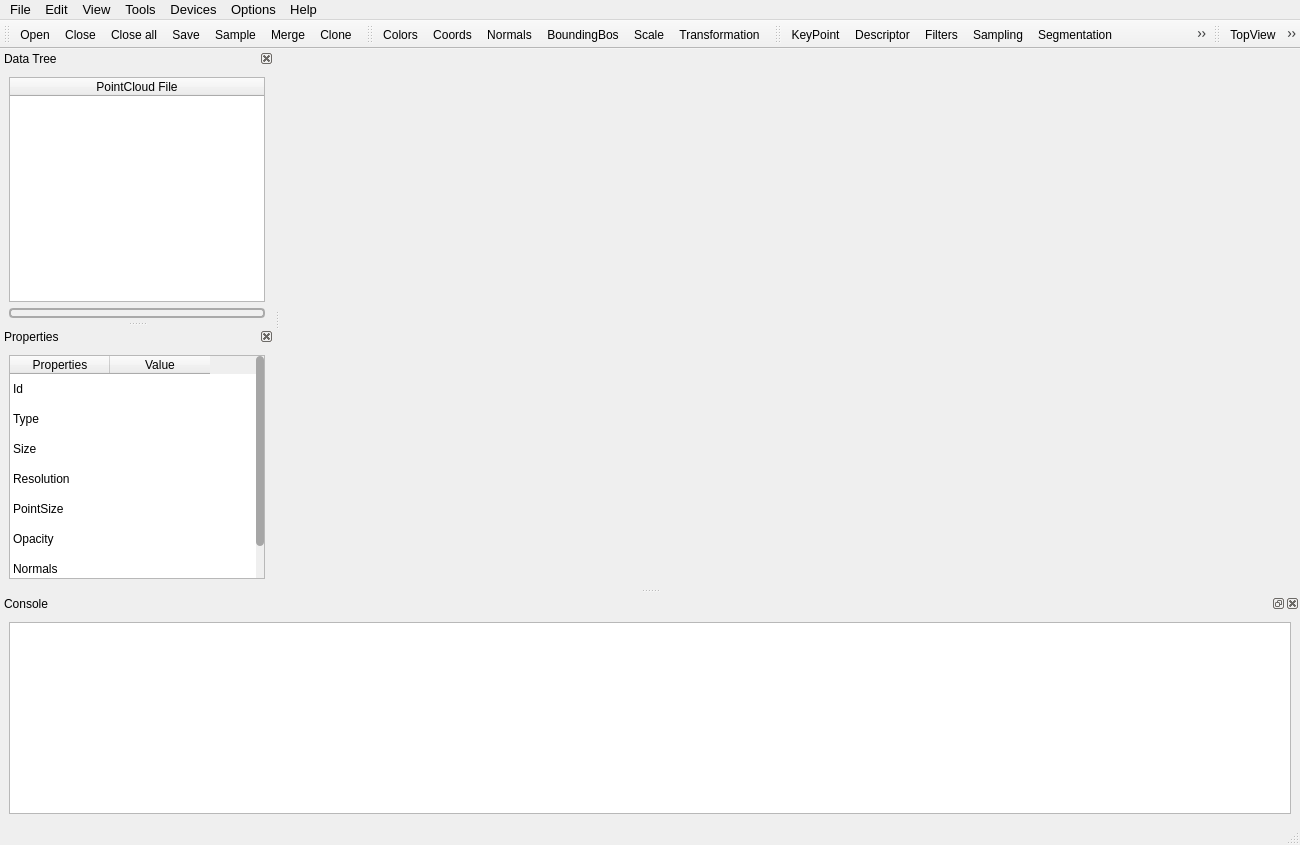
Before: the Qt Designer form cloudtool/mainwindow.ui in Libaocheng3811/CloudTool2, drawn with Qt 5.
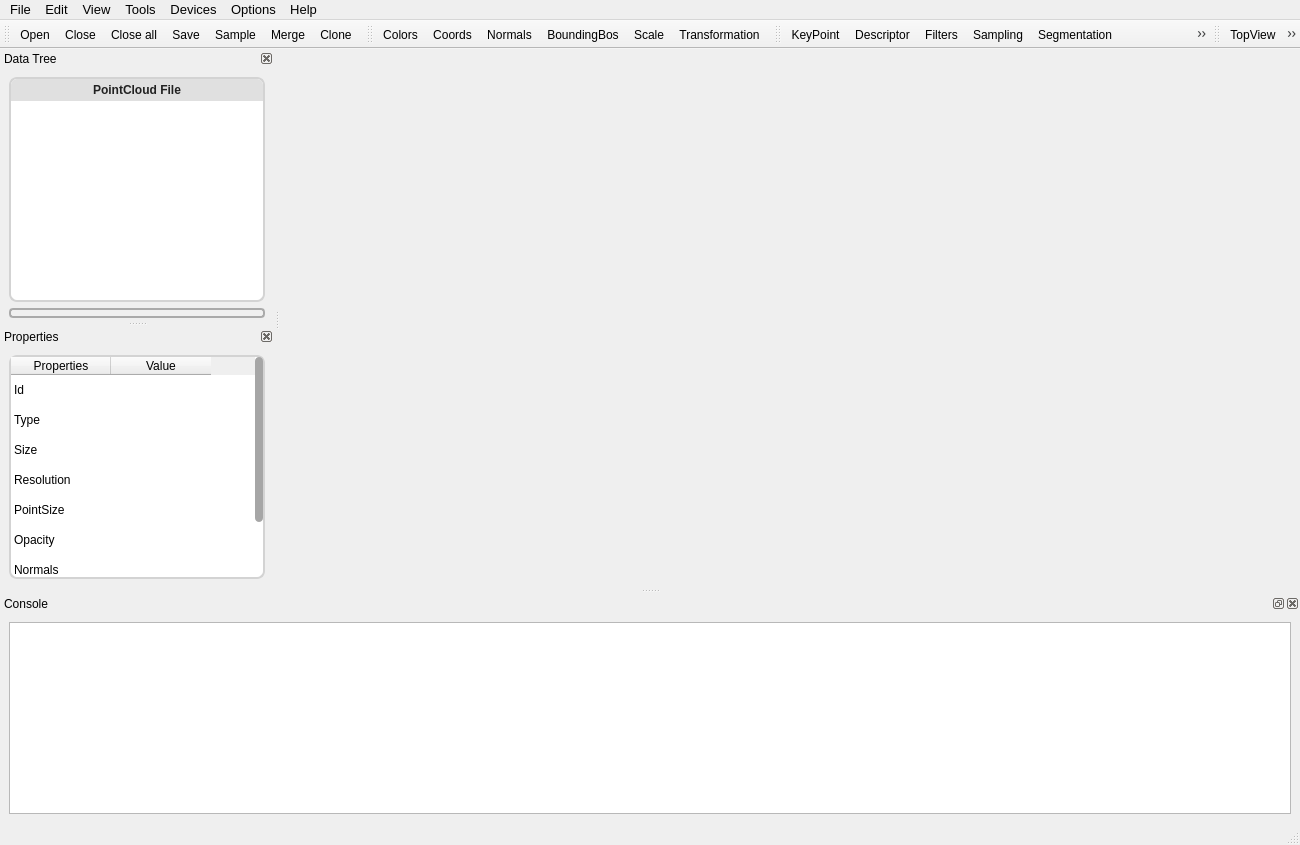
After: the same form once the commit is applied. Icons and pictures are not drawn. Custom widgets are drawn as their Qt base class.

The edit to the form file:
```diff
--- a/cloudtool/mainwindow.ui
+++ b/cloudtool/mainwindow.ui
@@ -211,6 +211,33 @@
      </property>
      <item>
       <widget class="ct::CloudTree" name="cloudtree">
+       <property name="styleSheet">
+        <string notr="true">QTreeWidget{
+	border: 2px solid lightgray;
+	outline: 0px; 
+	border-radius: 8px;
+	background: white;
+}
+
+QTreeWidget::item {
+    padding: 5px;
+}
+
+QHeaderView::section {
+    background-color: #e0e0e0;
+    color: #222;
+    padding: 2px;
+    border-top-left-radius: 6px;
+    border-top-right-radius: 6px;
+    border: none;                   /* 去掉边框 */
+}
+
+QHeaderView {
+    border: none;
+    background: transparent;
+}
+</string>
+       </property>
        <property name="columnCount">
         <number>1</number>
        </property>
@@ -221,6 +248,12 @@
         <property name="text">
          <string>PointCloud File</string>
         </property>
+        <property name="font">
+         <font>
+          <weight>75</weight>
+          <bold>true</bold>
+         </font>
+        </property>
         <property name="textAlignment">
          <set>AlignCenter</set>
         </property>
@@ -294,7 +327,13 @@
      <item>
       <widget class="QTableWidget" name="cloudtable">
        <property name="styleSheet">
-        <string notr="true">/* 垂直滚动条 */
+        <string notr="true">QTableWidget{
+	border: 2px solid lightgray;
+	outline: 0px; 
+	border-radius: 8px;
+	background: white;
+}
+/* 垂直滚动条 */
 QScrollBar:vertical {
     background: transparent;
     width: 8px;                     /* 设置滚动条宽度 */
@@ -355,7 +394,7 @@
         <enum>Qt::CustomDashLine</enum>
        </property>
        <property name="rowCount">
-        <number>7</number>
+        <number>8</number>
        </property>
        <attribute name="horizontalHeaderVisible">
         <bool>true</bool>
@@ -370,6 +409,7 @@
        <row/>
        <row/>
        <row/>
+       <row/>
        <column>
         <property name="text">
          <string>Properties</string>
@@ -446,6 +486,15 @@
           <normaloff>:/res/icon/normal.svg</normaloff>:/res/icon/normal.svg</iconset>
         </property>
        </item>
+       <item row="7" column="0">
+        <property name="text">
+         <string>Color</string>
+        </property>
+        <property name="icon">
+         <iconset resource="resources/res.qrc">
+          <normaloff>:/res/icon/color-management.svg</normaloff>:/res/icon/color-management.svg</iconset>
+        </property>
+       </item>
       </widget>
      </item>
     </layout>
```
